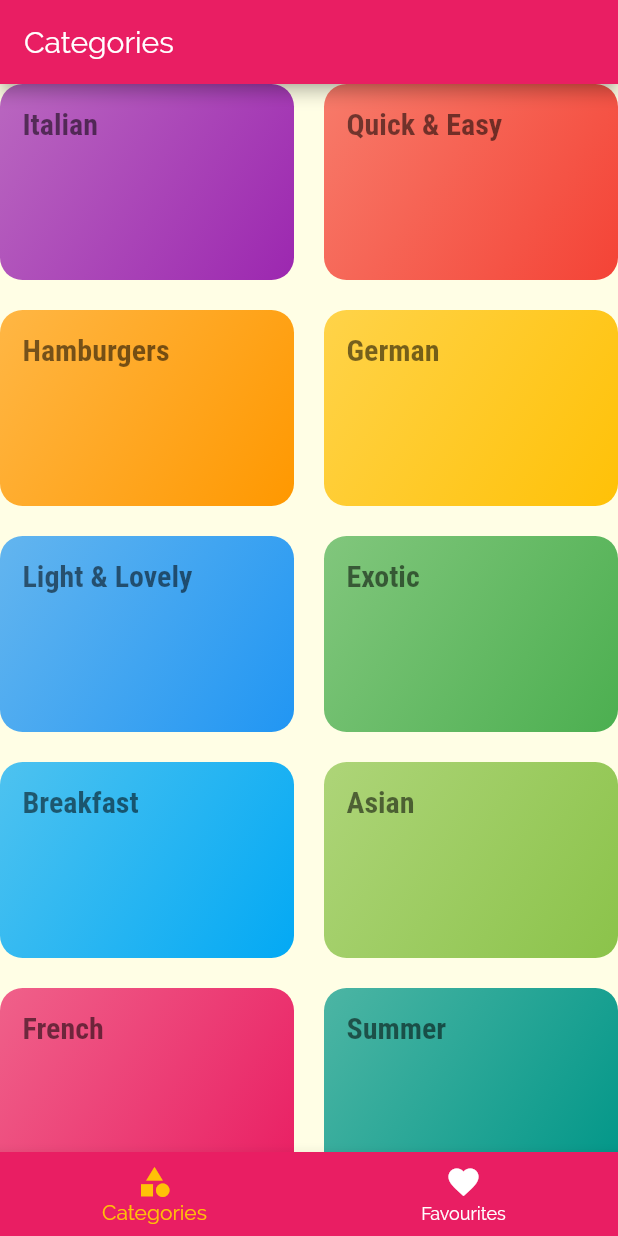
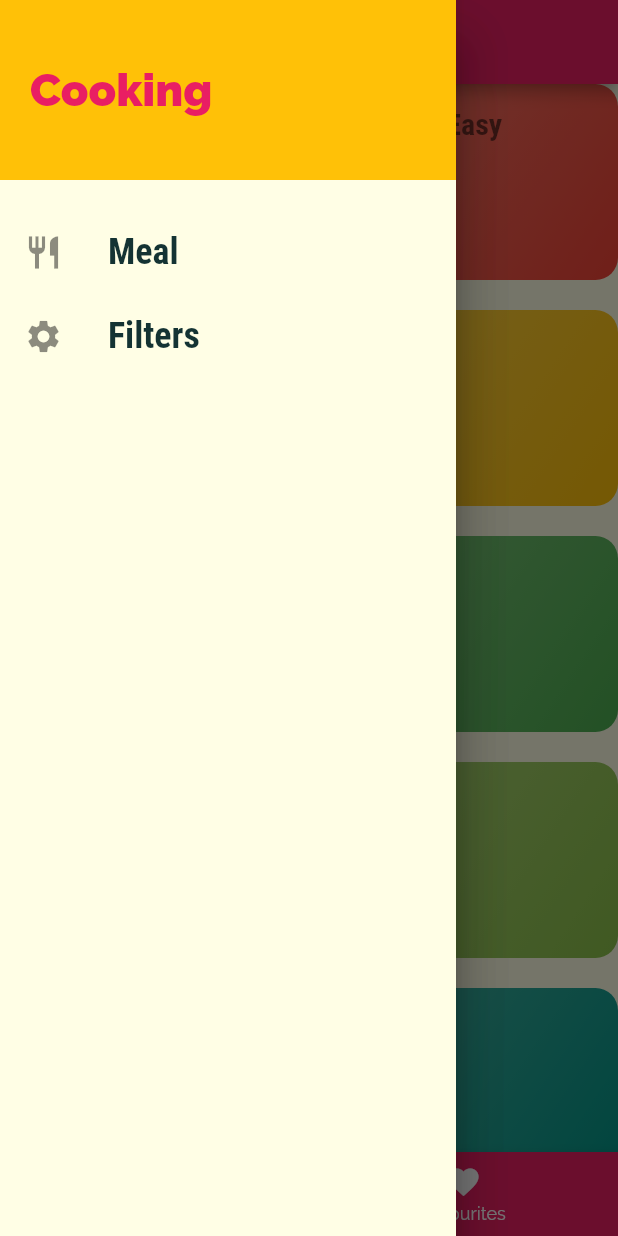
Before and after one commit to A1doranM/flutter_perfectmeals_app, a Flutter app: the screen it shows after launch, with the side drawer open (before the commit the screen has no drawer), on a phone screen of 412 x 824 dp. Run offline on Flutter 3.47's test engine with Material 2 defaults, Android fonts, the phone set to English and light mode, and no system bars.

Commit message:
Added sideMenu

```diff
--- a/lib/main.dart
+++ b/lib/main.dart
@@ -3,6 +3,7 @@ import 'package:flutter/material.dart';
 
 import 'screens/categories_screen.dart';
 import 'screens/category_meals_screen.dart';
+import 'screens/filters_screen.dart';
 import 'screens/meal_detail_screen.dart';
 import 'screens/tabs_screen.dart';
 
@@ -32,6 +33,7 @@ class MyApp extends StatelessWidget {
         '/': (ctx) => TabsScreen(),
         CategoryMealsScreen.routeName: (ctx) => CategoryMealsScreen(),
         MealDetailScreen.routeName: (ctx) => MealDetailScreen(),
+        FiltersScreen.routeName: (ctx) => FiltersScreen(),
       },
       //onGenerateRoute: (settings) {
       //  return MaterialPageRoute(builder: (ctx) => CategoriesScreen());
--- /dev/null
+++ b/lib/screens/filters_screen.dart
@@ -0,0 +1,19 @@
+import 'package:flutter/material.dart';
+import 'package:flutter_complete_guide/widgets/main_drawer.dart';
+
+class FiltersScreen extends StatelessWidget {
+  static const routeName = '/filters';
+
+  @override
+  Widget build(BuildContext context) {
+    return Scaffold(
+      appBar: AppBar(
+        title: Text('Filters'),
+      ),
+      drawer: MainDrawer(),
+      body: Center(
+        child: Text('Filters'),
+      ),
+    );
+  }
+}
--- a/lib/screens/tabs_screen.dart
+++ b/lib/screens/tabs_screen.dart
@@ -2,6 +2,7 @@ import 'package:flutter/material.dart';
 
 import '../screens/categories_screen.dart';
 import '../screens/favourites_sreen.dart';
+import '../widgets/main_drawer.dart';
 
 class TabsScreen extends StatefulWidget {
   @override
@@ -28,6 +29,9 @@ class _TabsScreenState extends State<TabsScreen> {
       appBar: AppBar(
         title: Text(_pages[_selectedPageIndex]['title']),
       ),
+      drawer: Drawer(
+        child: MainDrawer(),
+      ),
       body: _pages[_selectedPageIndex]['page'],
       bottomNavigationBar: BottomNavigationBar(
         onTap: _selectPage,
--- /dev/null
+++ b/lib/widgets/main_drawer.dart
@@ -0,0 +1,52 @@
+import 'package:flutter/material.dart';
+
+import '../screens/filters_screen.dart';
+
+class MainDrawer extends StatelessWidget {
+  Widget _buildListTile(String title, IconData icon, Function onTap) {
+    return ListTile(
+      leading: Icon(icon, size: 26),
+      title: Text(
+        title,
+        style: TextStyle(
+            fontFamily: 'RobotoCondensed',
+            fontSize: 24,
+            fontWeight: FontWeight.bold),
+      ),
+      onTap: onTap,
+    );
+  }
+
+  @override
+  Widget build(BuildContext context) {
+    return Drawer(
+      child: Column(
+        children: <Widget>[
+          Container(
+            height: 120,
+            width: double.infinity,
+            padding: EdgeInsets.all(20),
+            alignment: Alignment.centerLeft,
+            color: Theme.of(context).accentColor,
+            child: Text(
+              'Cooking',
+              style: TextStyle(
+                  fontWeight: FontWeight.w900,
+                  fontSize: 30,
+                  color: Theme.of(context).primaryColor),
+            ),
+          ),
+          SizedBox(
+            height: 20,
+          ),
+          _buildListTile('Meal', Icons.restaurant, () {
+            Navigator.of(context).pushReplacementNamed('/');
+          }),
+          _buildListTile('Filters', Icons.settings, () {
+            Navigator.of(context).pushReplacementNamed(FiltersScreen.routeName);
+          }),
+        ],
+      ),
+    );
+  }
+}
```
Also changed, not shown: lib/screens/meal_detail_screen.dart (+4 -3 lines).
